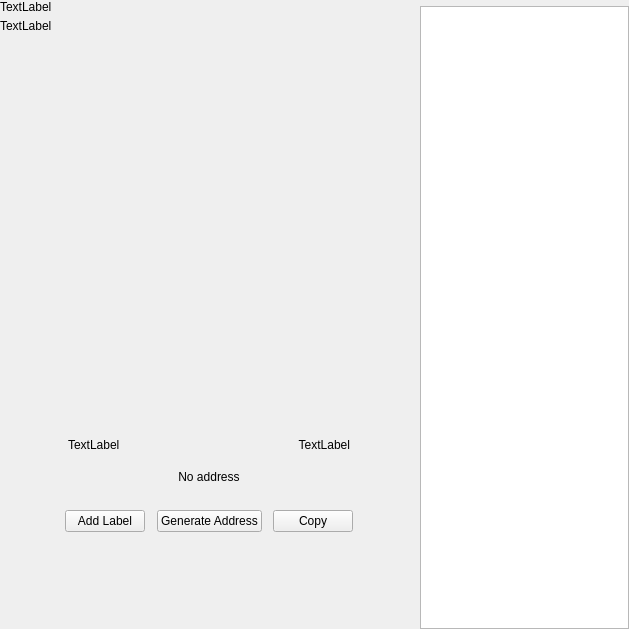
First picture: the form in src/qt/gamefrag/forms/receivewidget.ui, repository Game-Frag/game-frag-coin, before the edit.
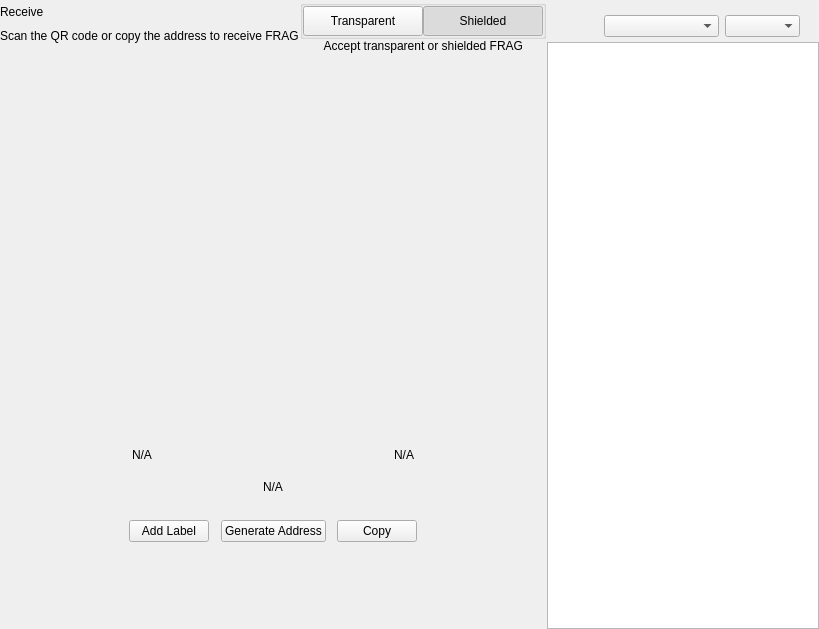
Second picture: the form after the edit. Custom widgets are drawn as their Qt base class.

```diff
--- a/src/qt/gamefrag/forms/receivewidget.ui
+++ b/src/qt/gamefrag/forms/receivewidget.ui
@@ -6,7 +6,7 @@
    <rect>
     <x>0</x>
     <y>0</y>
-    <width>629</width>
+    <width>819</width>
     <height>629</height>
    </rect>
   </property>
@@ -71,14 +71,14 @@
             <item>
              <widget class="QLabel" name="labelTitle">
               <property name="text">
-               <string>TextLabel</string>
+               <string>Receive</string>
               </property>
              </widget>
             </item>
             <item alignment="Qt::AlignTop">
              <widget class="QLabel" name="labelSubtitle1">
               <property name="text">
-               <string>TextLabel</string>
+               <string>Scan the QR code or copy the address to receive FRAG</string>
               </property>
              </widget>
             </item>
@@ -97,6 +97,120 @@
             </property>
            </spacer>
           </item>
+          <item>
+           <widget class="QWidget" name="containerViewPrivacyChecks" native="true">
+            <layout class="QVBoxLayout" name="containerPrivacyChecks">
+             <property name="spacing">
+              <number>0</number>
+             </property>
+             <property name="leftMargin">
+              <number>0</number>
+             </property>
+             <property name="topMargin">
+              <number>0</number>
+             </property>
+             <property name="rightMargin">
+              <number>0</number>
+             </property>
+             <property name="bottomMargin">
+              <number>0</number>
+             </property>
+             <item alignment="Qt::AlignHCenter|Qt::AlignVCenter">
+              <widget class="QGroupBox" name="groupBox">
+               <property name="title">
+                <string/>
+               </property>
+               <layout class="QHBoxLayout" name="horizontalLayout_2_1">
+                <property name="spacing">
+                 <number>0</number>
+                </property>
+                <property name="leftMargin">
+                 <number>0</number>
+                </property>
+                <property name="topMargin">
+                 <number>0</number>
+                </property>
+                <property name="rightMargin">
+                 <number>0</number>
+                </property>
+                <property name="bottomMargin">
+                 <number>0</number>
+                </property>
+                <item>
+                 <widget class="QPushButton" name="pushLeft">
+                  <property name="minimumSize">
+                   <size>
+                    <width>120</width>
+                    <height>30</height>
+                   </size>
+                  </property>
+                  <property name="maximumSize">
+                   <size>
+                    <width>120</width>
+                    <height>30</height>
+                   </size>
+                  </property>
+                  <property name="focusPolicy">
+                   <enum>Qt::NoFocus</enum>
+                  </property>
+                  <property name="text">
+                   <string>Transparent</string>
+                  </property>
+                  <property name="checkable">
+                   <bool>true</bool>
+                  </property>
+                  <property name="autoExclusive">
+                   <bool>true</bool>
+                  </property>
+                 </widget>
+                </item>
+                <item>
+                 <widget class="QPushButton" name="pushRight">
+                  <property name="minimumSize">
+                   <size>
+                    <width>120</width>
+                    <height>30</height>
+                   </size>
+                  </property>
+                  <property name="maximumSize">
+                   <size>
+                    <width>120</width>
+                    <height>30</height>
+                   </size>
+                  </property>
+                  <property name="focusPolicy">
+                   <enum>Qt::NoFocus</enum>
+                  </property>
+                  <property name="text">
+                   <string>Shielded</string>
+                  </property>
+                  <property name="checkable">
+                   <bool>true</bool>
+                  </property>
+                  <property name="checked">
+                   <bool>true</bool>
+                  </property>
+                  <property name="autoExclusive">
+                   <bool>true</bool>
+                  </property>
+                 </widget>
+                </item>
+               </layout>
+              </widget>
+             </item>
+             <item alignment="Qt::AlignHCenter|Qt::AlignTop">
+              <widget class="QLabel" name="labelSubtitle2">
+               <property name="text">
+                <string>Accept transparent or shielded FRAG</string>
+               </property>
+               <property name="alignment">
+                <set>Qt::AlignRight|Qt::AlignTrailing|Qt::AlignVCenter</set>
+               </property>
+              </widget>
+             </item>
+            </layout>
+           </widget>
+          </item>
          </layout>
         </item>
         <item>
@@ -190,7 +304,7 @@
               <item>
                <widget class="QLabel" name="labelLabel">
                 <property name="text">
-                 <string>TextLabel</string>
+                 <string notr="true">N/A</string>
                 </property>
                </widget>
               </item>
@@ -210,7 +324,7 @@
               <item>
                <widget class="QLabel" name="labelDate">
                 <property name="text">
-                 <string>TextLabel</string>
+                 <string notr="true">N/A</string>
                 </property>
                 <property name="alignment">
                  <set>Qt::AlignRight|Qt::AlignTrailing|Qt::AlignVCenter</set>
@@ -235,7 +349,7 @@
               </size>
              </property>
              <property name="text">
-              <string>No address</string>
+              <string notr="true">N/A</string>
              </property>
              <property name="alignment">
               <set>Qt::AlignCenter</set>
@@ -384,6 +498,66 @@
           </item>
          </layout>
         </item>
+        <item>
+         <widget class="QWidget" name="sortWidget" native="true">
+          <layout class="QHBoxLayout" name="horizontalLayout_6">
+           <property name="leftMargin">
+            <number>19</number>
+           </property>
+           <property name="rightMargin">
+            <number>19</number>
+           </property>
+           <property name="bottomMargin">
+            <number>5</number>
+           </property>
+           <item>
+            <spacer name="horizontalSpacer_3">
+             <property name="orientation">
+              <enum>Qt::Horizontal</enum>
+             </property>
+             <property name="sizeHint" stdset="0">
+              <size>
+               <width>40</width>
+               <height>20</height>
+              </size>
+             </property>
+            </spacer>
+           </item>
+           <item>
+            <widget class="QComboBox" name="comboBoxSort">
+             <property name="sizePolicy">
+              <sizepolicy hsizetype="Preferred" vsizetype="Fixed">
+               <horstretch>0</horstretch>
+               <verstretch>0</verstretch>
+              </sizepolicy>
+             </property>
+             <property name="minimumSize">
+              <size>
+               <width>115</width>
+               <height>0</height>
+              </size>
+             </property>
+            </widget>
+           </item>
+           <item>
+            <widget class="QComboBox" name="comboBoxSortOrder">
+             <property name="sizePolicy">
+              <sizepolicy hsizetype="Preferred" vsizetype="Fixed">
+               <horstretch>0</horstretch>
+               <verstretch>0</verstretch>
+              </sizepolicy>
+             </property>
+             <property name="minimumSize">
+              <size>
+               <width>75</width>
+               <height>0</height>
+              </size>
+             </property>
+            </widget>
+           </item>
+          </layout>
+         </widget>
+        </item>
         <item>
          <widget class="QListView" name="listViewAddress"/>
         </item>
```
